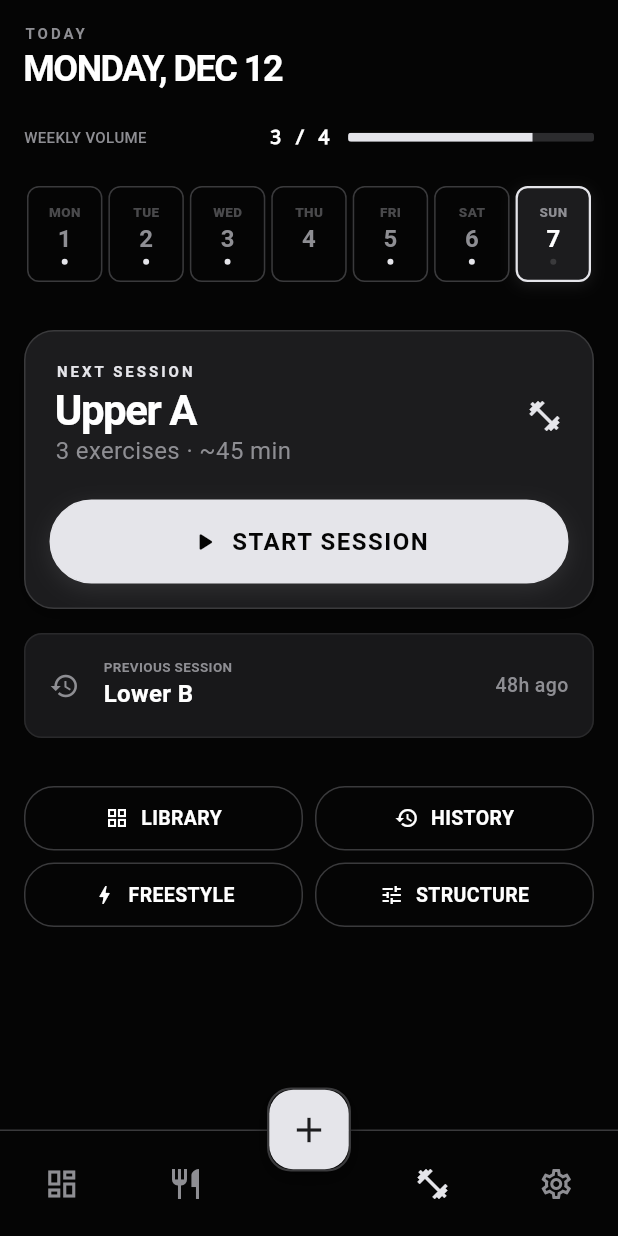
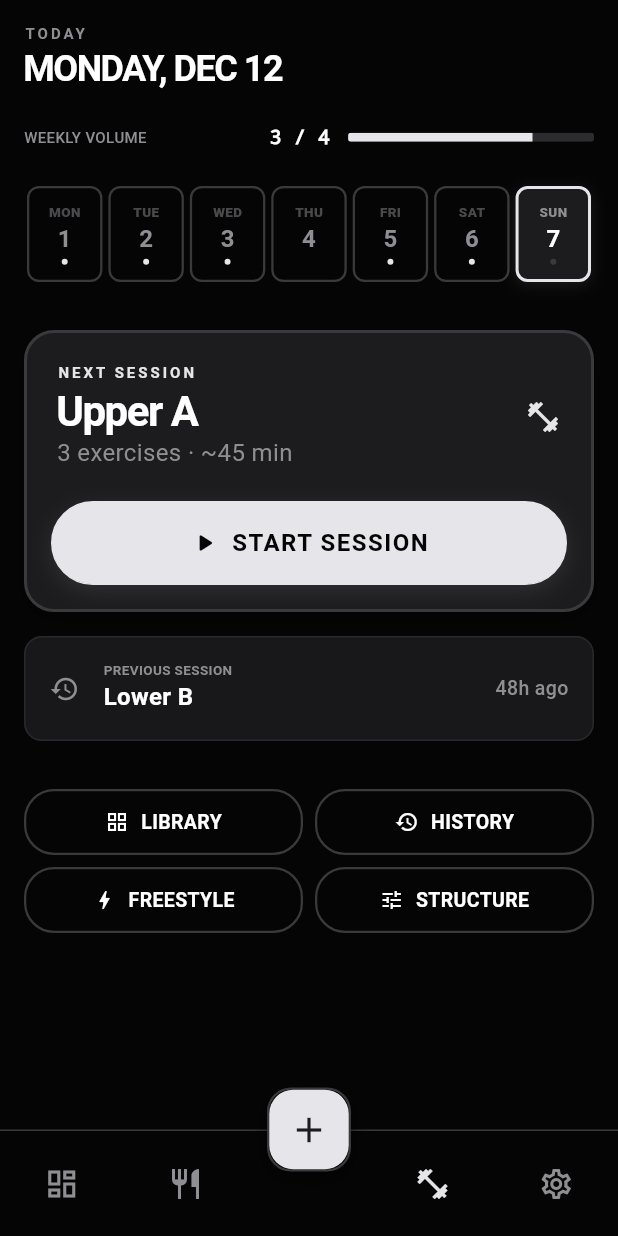
Before and after one commit to rmanaem/app, a Flutter app: the TrainingPage screen opened by its route, on a phone screen of 412 x 824 dp. Run offline on Flutter 3.47's test engine with Material 3 defaults, Android fonts, the phone set to English and light mode, and no system bars; our stand-ins replace equatable, firebase_analytics, firebase_core, go_router; missing offline and left inert: purchases_flutter; accounts and stored records are empty.

Commit message:
feat(training): implement ui tweaks and updates - add app layout to design system

```diff
--- /dev/null
+++ b/lib/src/app/design_system/app_layout.dart
@@ -0,0 +1,61 @@
+import 'package:flutter/material.dart';
+
+/// Layout metrics and sizing tokens (borders, radii, etc).
+/// Central source of truth for physical dimensions.
+@immutable
+class AppLayout extends ThemeExtension<AppLayout> {
+  /// Create the layout values.
+  const AppLayout({
+    required this.strokeXs,
+    required this.strokeSm,
+    required this.strokeMd,
+    required this.strokeLg,
+  });
+
+  /// 0.5 - Hairline
+  final double strokeXs;
+
+  /// 1.0 - Default/Thin
+  final double strokeSm;
+
+  /// 1.5 - Medium/Button
+  final double strokeMd;
+
+  /// 2.0 - Thick/Active
+  final double strokeLg;
+
+  /// Default base setup.
+  static const AppLayout base = AppLayout(
+    strokeXs: 0.5,
+    strokeSm: 1,
+    strokeMd: 1.5,
+    strokeLg: 2,
+  );
+
+  @override
+  AppLayout copyWith({
+    double? strokeXs,
+    double? strokeSm,
+    double? strokeMd,
+    double? strokeLg,
+  }) {
+    return AppLayout(
+      strokeXs: strokeXs ?? this.strokeXs,
+      strokeSm: strokeSm ?? this.strokeSm,
+      strokeMd: strokeMd ?? this.strokeMd,
+      strokeLg: strokeLg ?? this.strokeLg,
+    );
+  }
+
+  @override
+  ThemeExtension<AppLayout> lerp(ThemeExtension<AppLayout>? other, double t) {
+    if (other is! AppLayout) return this;
+    double l(double a, double b) => a + (b - a) * t;
+    return AppLayout(
+      strokeXs: l(strokeXs, other.strokeXs),
+      strokeSm: l(strokeSm, other.strokeSm),
+      strokeMd: l(strokeMd, other.strokeMd),
+      strokeLg: l(strokeLg, other.strokeLg),
+    );
+  }
+}
--- a/lib/src/app/design_system/app_theme.dart
+++ b/lib/src/app/design_system/app_theme.dart
@@ -1,5 +1,6 @@
 import 'package:flutter/material.dart';
 import 'package:starter_app/src/app/design_system/app_colors.dart';
+import 'package:starter_app/src/app/design_system/app_layout.dart';
 import 'package:starter_app/src/app/design_system/app_spacing.dart';
 import 'package:starter_app/src/app/design_system/app_typography.dart';
 
@@ -22,6 +23,7 @@ ThemeData makeTheme(AppColors tokens, {required bool dark}) {
 
   final type = AppTypography.from(tokens);
   const spacing = AppSpacing.base;
+  const layout = AppLayout.base;
 
   return base.copyWith(
     colorScheme: colorScheme,
@@ -110,6 +112,7 @@ ThemeData makeTheme(AppColors tokens, {required bool dark}) {
       tokens,
       spacing,
       type,
+      layout,
     ],
   );
 }
--- a/lib/src/features/training/presentation/pages/history_page.dart
+++ b/lib/src/features/training/presentation/pages/history_page.dart
@@ -3,6 +3,7 @@ import 'package:go_router/go_router.dart';
 import 'package:intl/intl.dart';
 import 'package:provider/provider.dart';
 import 'package:starter_app/src/app/design_system/app_colors.dart';
+import 'package:starter_app/src/app/design_system/app_layout.dart';
 import 'package:starter_app/src/app/design_system/app_spacing.dart';
 import 'package:starter_app/src/app/design_system/app_typography.dart';
 import 'package:starter_app/src/features/training/domain/entities/completed_workout.dart';
@@ -85,6 +86,7 @@ class _HistoryCard extends StatelessWidget {
   Widget build(BuildContext context) {
     final colors = Theme.of(context).extension<AppColors>()!;
     final typography = Theme.of(context).extension<AppTypography>()!;
+    final layout = Theme.of(context).extension<AppLayout>()!;
 
     final dayNum = DateFormat('d').format(workout.completedAt);
     final dayName = DateFormat('E').format(workout.completedAt).toUpperCase();
@@ -99,7 +101,7 @@ class _HistoryCard extends StatelessWidget {
         decoration: BoxDecoration(
           color: colors.surface,
           borderRadius: BorderRadius.circular(16),
-          border: Border.all(color: colors.borderIdle),
+          border: Border.all(color: colors.borderIdle, width: layout.strokeMd),
         ),
         child: Column(
           children: [
--- a/lib/src/features/training/presentation/pages/training_page.dart
+++ b/lib/src/features/training/presentation/pages/training_page.dart
@@ -5,6 +5,7 @@ import 'package:flutter/services.dart';
 import 'package:go_router/go_router.dart';
 import 'package:provider/provider.dart';
 import 'package:starter_app/src/app/design_system/app_colors.dart';
+import 'package:starter_app/src/app/design_system/app_layout.dart';
 import 'package:starter_app/src/app/design_system/app_spacing.dart';
 import 'package:starter_app/src/app/design_system/app_typography.dart';
 import 'package:starter_app/src/features/training/domain/entities/training_day_overview.dart';
@@ -382,6 +383,7 @@ class _DayKey extends StatelessWidget {
   Widget build(BuildContext context) {
     final colors = Theme.of(context).extension<AppColors>()!;
     final typography = Theme.of(context).extension<AppTypography>()!;
+    final layout = Theme.of(context).extension<AppLayout>()!;
 
     var statusColor = Colors.transparent;
     if (status == TrainingDayStatus.completed) statusColor = colors.accent;
@@ -400,7 +402,7 @@ class _DayKey extends StatelessWidget {
           borderRadius: BorderRadius.circular(8),
           border: Border.all(
             color: isActive ? colors.borderActive : colors.borderIdle,
-            width: isActive ? 1.5 : 1,
+            width: isActive ? layout.strokeLg : layout.strokeMd,
           ),
           boxShadow: isActive
               ? [
@@ -459,12 +461,13 @@ class _SmartWorkoutCard extends StatelessWidget {
   Widget build(BuildContext context) {
     final colors = Theme.of(context).extension<AppColors>()!;
     final typography = Theme.of(context).extension<AppTypography>()!;
+    final layout = Theme.of(context).extension<AppLayout>()!;
 
     return Container(
       decoration: BoxDecoration(
         color: colors.surface,
         borderRadius: BorderRadius.circular(20),
-        border: Border.all(color: colors.borderIdle),
+        border: Border.all(color: colors.borderIdle, width: layout.strokeLg),
         boxShadow: [
           BoxShadow(
             color: Colors.black.withValues(alpha: 0.3),
@@ -534,6 +537,7 @@ class _GhostProgramCard extends StatelessWidget {
     final colors = Theme.of(context).extension<AppColors>()!;
     final typography = Theme.of(context).extension<AppTypography>()!;
     final spacing = Theme.of(context).extension<AppSpacing>()!;
+    final layout = Theme.of(context).extension<AppLayout>()!;
 
     return Container(
       padding: const EdgeInsets.symmetric(vertical: 32, horizontal: 24),
@@ -541,7 +545,7 @@ class _GhostProgramCard extends StatelessWidget {
         color: colors.bg,
         borderRadius: BorderRadius.circular(20),
 
-        border: Border.all(color: colors.borderIdle),
+        border: Border.all(color: colors.borderIdle, width: layout.strokeSm),
       ),
       child: Column(
         children: [
@@ -626,6 +630,7 @@ class _LastSessionTile extends StatelessWidget {
   Widget build(BuildContext context) {
     final colors = Theme.of(context).extension<AppColors>()!;
     final typography = Theme.of(context).extension<AppTypography>()!;
+    final layout = Theme.of(context).extension<AppLayout>()!;
 
     // Check if the workout was completed today
     // We can assume 'completedAt' or similar data is used to populate this
@@ -661,6 +666,7 @@ class _LastSessionTile extends StatelessWidget {
             color: isToday
                 ? colors.accent.withValues(alpha: 0.3)
                 : colors.borderIdle.withValues(alpha: 0.5),
+            width: layout.strokeSm,
           ),
         ),
         child: Row(
@@ -713,13 +719,14 @@ class _RestDayCard extends StatelessWidget {
   Widget build(BuildContext context) {
     final colors = Theme.of(context).extension<AppColors>()!;
     final typography = Theme.of(context).extension<AppTypography>()!;
+    final layout = Theme.of(context).extension<AppLayout>()!;
 
     return Container(
       padding: const EdgeInsets.all(32),
       decoration: BoxDecoration(
         color: colors.surface.withValues(alpha: 0.5),
         borderRadius: BorderRadius.circular(20),
-        border: Border.all(color: colors.borderIdle),
+        border: Border.all(color: colors.borderIdle, width: layout.strokeSm),
       ),
       child: Center(
         child: Column(
@@ -822,6 +829,7 @@ class _ControlPill extends StatelessWidget {
   Widget build(BuildContext context) {
     final colors = Theme.of(context).extension<AppColors>()!;
     final typography = Theme.of(context).extension<AppTypography>()!;
+    final layout = Theme.of(context).extension<AppLayout>()!;
 
     return InkWell(
       onTap: onTap,
@@ -830,7 +838,7 @@ class _ControlPill extends StatelessWidget {
         padding: const EdgeInsets.symmetric(horizontal: 16, vertical: 12),
         decoration: BoxDecoration(
           borderRadius: BorderRadius.circular(20),
-          border: Border.all(color: colors.borderIdle),
+          border: Border.all(color: colors.borderIdle, width: layout.strokeMd),
         ),
         // Changed to MainAxisAlignment.center to handle Expanded width
         // gracefully
```
